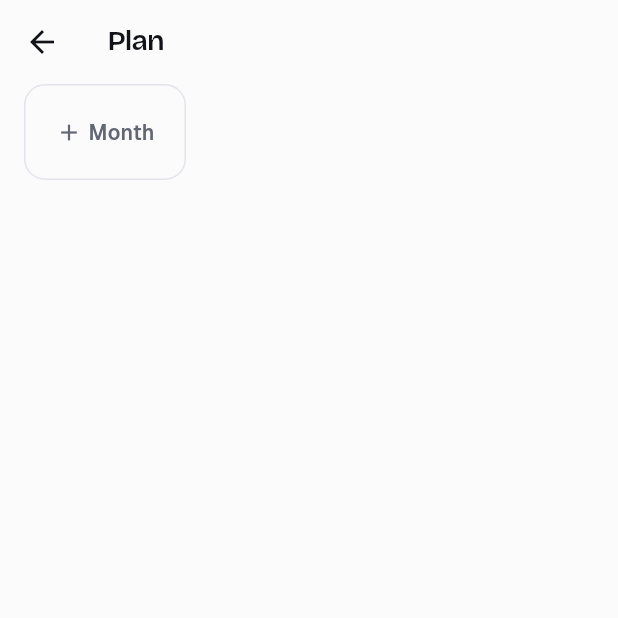
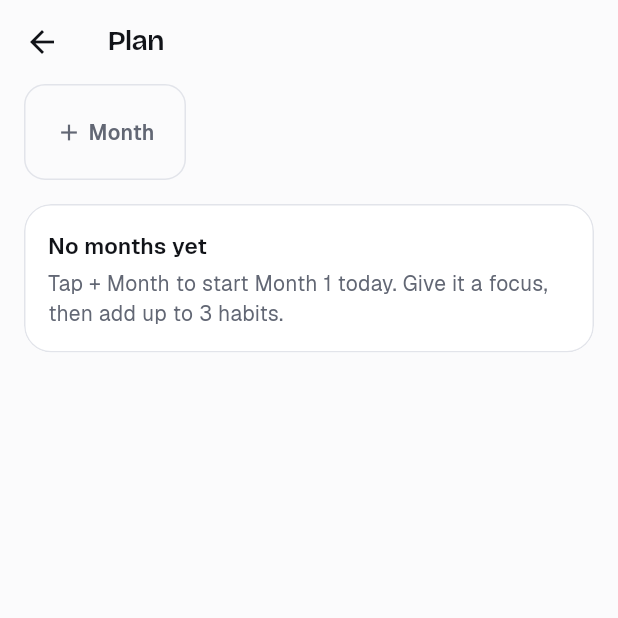
Before and after one commit to soorya2020/habit-tracker-, a Flutter app: the PlanScreen screen opened directly, on a phone screen of 412 x 824 dp, the top half of it. Run offline on Flutter 3.47's test engine with Material 3 defaults, Android fonts, the phone set to English and light mode, and no system bars; our stand-ins replace cloud_firestore, firebase_auth, firebase_core, flutter_local_notifications, flutter_riverpod, flutter_timezone and 6 more; missing offline and left inert: home_widget; accounts and stored records are empty.

Commit message:
Start fresh clears months; months follow the calendar
An admin's Start fresh also deletes every month, so the plan restarts
from Month 1 when they add one. A month now ends on the last day of its
calendar month, and the next starts on the 1st.

Co-Authored-By: Claude Opus 5.5 (1M context) <noreply@anthropic.com>
Claude-Session: https://claude.ai/code/session_01L8BCGBH7nf8hLeiusLSPVo

```diff
--- a/lib/data/firestore_repository.dart
+++ b/lib/data/firestore_repository.dart
@@ -101,12 +101,13 @@ class FirestoreRepository implements Repository {
   Future<void> putReview(Review r) => _c('reviews').doc(r.id).set(r.toJson());
 
   @override
-  Future<void> startFresh(Profile p, Day today) async {
+  Future<void> startFresh(Profile p, Day today, {bool months = false}) async {
     final refs = <DocumentReference>[];
     for (final c in ['habits', 'logs', 'reviews']) {
       final q = await _c(c).where('owner', isEqualTo: p.uid).get();
       refs.addAll(q.docs.map((d) => d.reference));
     }
+    if (months) refs.addAll((await _c('cycles').get()).docs.map((d) => d.reference));
     // Mark first, so the sheet history can't come back mid-way.
     await _c('members').doc(p.uid).update({'freshStart': today.key});
     for (var i = 0; i < refs.length; i += 400) {
--- a/lib/data/local_repository.dart
+++ b/lib/data/local_repository.dart
@@ -113,7 +113,8 @@ class LocalRepository implements Repository {
       _set(_copy(reviews: _upsert(_data.reviews, r, (x) => x.id == r.id)));
 
   @override
-  Future<void> startFresh(Profile p, Day today) => _set(_copy(
+  Future<void> startFresh(Profile p, Day today, {bool months = false}) => _set(_copy(
+        cycles: months ? const [] : null,
         profiles: _upsert(_data.profiles, p.copyWith(freshStart: today), (x) => x.uid == p.uid),
         habits: [for (final x in _data.habits) if (x.owner != p.uid) x],
         logs: [for (final x in _data.logs) if (x.owner != p.uid) x],
--- a/lib/data/repository.dart
+++ b/lib/data/repository.dart
@@ -74,6 +74,7 @@ abstract class Repository {
   Future<void> putReview(Review r);
 
   /// Deletes every habit, log and review of [p] and marks the day they
-  /// started fresh. Months and other members are untouched.
-  Future<void> startFresh(Profile p, Day today);
+  /// started fresh. With [months], also deletes every month in the club.
+  /// Other members' habits and logs are untouched.
+  Future<void> startFresh(Profile p, Day today, {bool months = false});
 }
--- a/lib/domain/schedule.dart
+++ b/lib/domain/schedule.dart
@@ -8,8 +8,6 @@ class Calendar {
 
   final List<Cycle> cycles;
 
-  static const cycleLength = 30;
-
   Cycle? byIndex(int i) {
     for (final c in cycles) {
       if (c.index == i) return c;
@@ -17,20 +15,23 @@ class Calendar {
     return null;
   }
 
-  /// Last day of cycle [c]: the day before the next one starts.
+  /// Last day of cycle [c]: the day before the next one starts, or the
+  /// last day of the calendar month it starts in.
   Day endOf(Cycle c) {
     final next = byIndex(c.index + 1);
-    return next != null ? next.start.add(-1) : c.start.add(cycleLength - 1);
+    return next != null ? next.start.add(-1) : Day(c.start.year, c.start.month + 1, 0);
   }
 
+  static int _monthNo(Day d) => d.year * 12 + d.month;
+
   /// The cycle containing [d]. Before the first cycle returns 0; after the
-  /// last, keeps counting in 30-day blocks.
+  /// last, keeps counting one per calendar month.
   int indexOf(Day d) {
     if (cycles.isEmpty || d.isBefore(cycles.first.start)) return 0;
     for (final c in cycles.reversed) {
       if (!d.isBefore(c.start)) {
-        final over = d.diff(endOf(c));
-        return over <= 0 ? c.index : c.index + 1 + (over - 1) ~/ cycleLength;
+        final end = endOf(c);
+        return d.isAfter(end) ? c.index + _monthNo(d) - _monthNo(end) : c.index;
       }
     }
     return 0;
--- a/lib/features/plan/habit_editor.dart
+++ b/lib/features/plan/habit_editor.dart
@@ -279,7 +279,11 @@ class _HabitEditorState extends ConsumerState<HabitEditor> {
               child: DropdownButtonFormField<int>(
                 initialValue: startCycle,
                 decoration: const InputDecoration(labelText: 'Starts'),
-                items: [for (final c in cycles) DropdownMenuItem(value: c.index, child: Text('Month ${c.index}'))],
+                items: [
+                  for (final c in cycles) DropdownMenuItem(value: c.index, child: Text('Month ${c.index}')),
+                  if (!cycles.any((c) => c.index == startCycle))
+                    DropdownMenuItem(value: startCycle, child: Text('Month $startCycle')),
+                ],
                 onChanged: (v) => setState(() {
                   startCycle = v!;
                   if (endCycle != null && endCycle! < startCycle) endCycle = startCycle;
--- a/lib/features/plan/plan_screen.dart
+++ b/lib/features/plan/plan_screen.dart
@@ -126,6 +126,18 @@ class _PlanScreenState extends ConsumerState<PlanScreen> {
             Padding(
               padding: const EdgeInsets.all(16),
               child: _MonthBody(me: me, cycle: cycle),
+            )
+          else if (me.calendar.cycles.isEmpty)
+            Padding(
+              padding: const EdgeInsets.all(16),
+              child: Panel(
+                child: Column(crossAxisAlignment: CrossAxisAlignment.start, children: [
+                  Text('No months yet', style: context.tx.titleMedium),
+                  const SizedBox(height: 4),
+                  Text('Tap + Month to start Month 1 today. Give it a focus, then add up to 3 habits.',
+                      style: context.tx.bodyMedium?.copyWith(color: t.muted)),
+                ]),
+              ),
             ),
         ],
       ),
--- a/lib/features/settings/settings_screen.dart
+++ b/lib/features/settings/settings_screen.dart
@@ -124,7 +124,9 @@ class SettingsScreen extends ConsumerWidget {
           ListTile(
             leading: Icon(Icons.restart_alt, color: context.tk.miss),
             title: const Text('Start fresh'),
-            subtitle: const Text('Delete your habits and all progress. Months stay.'),
+            subtitle: Text(p.isAdmin
+                ? 'Delete your habits, all progress and every month.'
+                : 'Delete your habits and all progress. Months stay.'),
             onTap: () => _startFresh(context, ref),
           ),
           section('Account'),
@@ -165,7 +167,8 @@ class SettingsScreen extends ConsumerWidget {
     if (!await ask(
         'Start fresh?',
         'This deletes all your habits, every check-off, your month reviews and the history from the sheet. '
-            'XP, level, streak and title go back to zero. Your months and your partner\'s data stay.',
+            'XP, level, streak and title go back to zero. '
+            '${ref.read(meProvider).profile.isAdmin ? 'Every month is removed for everyone too, and you add new ones from Plan with + Month. Your partner keeps their habits and check-offs, but their habits only run in months you add.' : 'Your months and your partner\'s data stay.'}',
         'Continue')) {
       return;
     }
@@ -179,7 +182,7 @@ class SettingsScreen extends ConsumerWidget {
     try {
       await ref.read(actionsProvider).startFresh();
       messenger.showSnackBar(
-          const SnackBar(content: Text('Fresh start. Add up to 3 habits for this month with + Habit.')));
+          const SnackBar(content: Text('Fresh start. Add your first month in Plan, then up to 3 habits.')));
     } catch (e) {
       messenger.showSnackBar(SnackBar(content: Text('Couldn\'t finish: $e')));
     }
--- a/lib/state/providers.dart
+++ b/lib/state/providers.dart
@@ -178,8 +178,10 @@ class ClubActions {
     }
   }
 
-  /// Wipes the signed-in person's habits, logs and reviews.
-  Future<void> startFresh() => _repo.startFresh(_me.profile, _me.today);
+  /// Wipes the signed-in person's habits, logs and reviews. An admin also
+  /// clears every month, so the plan starts from Month 1 again.
+  Future<void> startFresh() =>
+      _repo.startFresh(_me.profile, _me.today, months: _me.profile.isAdmin);
 
   Future<void> review(int cycle, ReviewVerdict v, String note) => _repo
       .putReview(Review(owner: _me.uid, cycle: cycle, verdict: v, note: note));
```
Also changed, not shown: lib/features/plan/three_flow.dart (+11 -1 lines), 1 other file.
